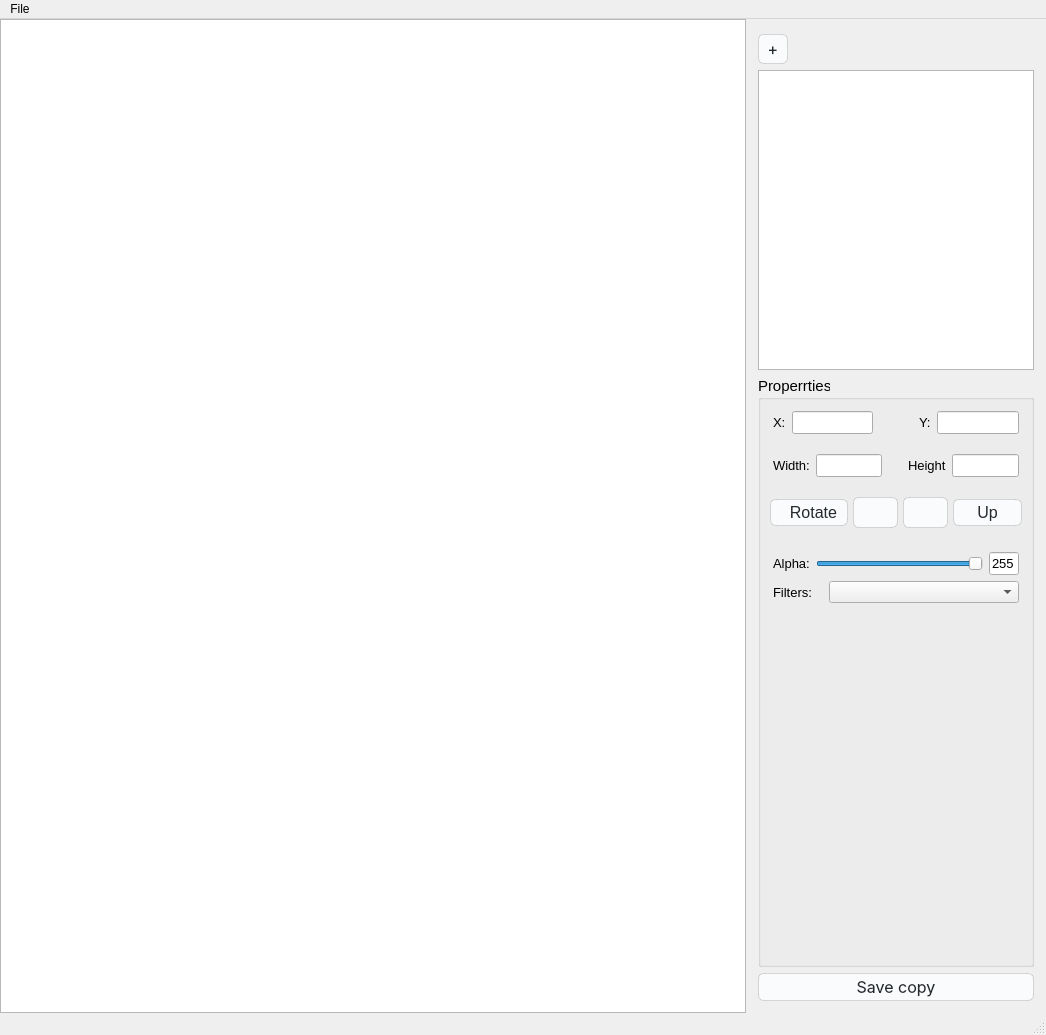
This is photo_editor/photo_editor_window.ui in SevaMisiul/photo_editor as Qt 5 draws it before an edit. The edited form follows.
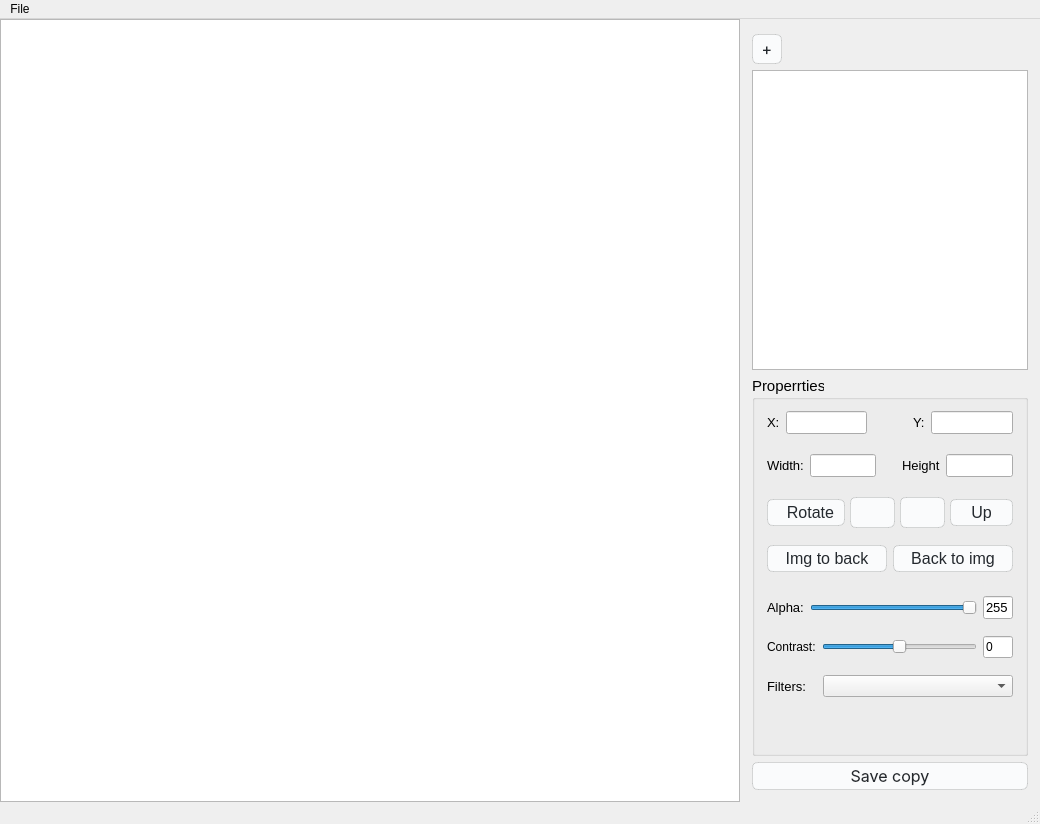
This is the edited form. Icons and pictures are not drawn. Custom widgets are drawn as their Qt base class.

```diff
--- a/photo_editor/photo_editor_window.ui
+++ b/photo_editor/photo_editor_window.ui
@@ -6,8 +6,8 @@
    <rect>
     <x>0</x>
     <y>0</y>
-    <width>1046</width>
-    <height>1035</height>
+    <width>1040</width>
+    <height>824</height>
    </rect>
   </property>
   <property name="windowTitle">
@@ -198,6 +198,9 @@
              <bool>true</bool>
             </property>
             <layout class="QHBoxLayout" name="horizontalLayout_7">
+             <property name="spacing">
+              <number>6</number>
+             </property>
              <property name="topMargin">
               <number>5</number>
              </property>
@@ -374,7 +377,7 @@
             <property name="maximumSize">
              <size>
               <width>16777215</width>
-              <height>60</height>
+              <height>16777215</height>
              </size>
             </property>
             <property name="styleSheet">
@@ -386,19 +389,10 @@
             <property name="flat">
              <bool>true</bool>
             </property>
-            <layout class="QHBoxLayout" name="horizontalLayout_9">
-             <property name="spacing">
-              <number>0</number>
-             </property>
-             <property name="leftMargin">
-              <number>6</number>
-             </property>
+            <layout class="QVBoxLayout" name="verticalLayout_4">
              <property name="topMargin">
               <number>5</number>
              </property>
-             <property name="rightMargin">
-              <number>6</number>
-             </property>
              <property name="bottomMargin">
               <number>0</number>
              </property>
@@ -479,6 +473,27 @@
                </item>
               </layout>
              </item>
+             <item>
+              <layout class="QHBoxLayout" name="horizontalLayout_9">
+               <property name="topMargin">
+                <number>11</number>
+               </property>
+               <item>
+                <widget class="QPushButton" name="btnImgToBack">
+                 <property name="text">
+                  <string>Img to back</string>
+                 </property>
+                </widget>
+               </item>
+               <item>
+                <widget class="QPushButton" name="btnBackToImg">
+                 <property name="text">
+                  <string>Back to img</string>
+                 </property>
+                </widget>
+               </item>
+              </layout>
+             </item>
             </layout>
            </widget>
           </item>
@@ -547,8 +562,54 @@
                </item>
               </layout>
              </item>
+             <item>
+              <layout class="QHBoxLayout" name="horizontalLayout_12">
+               <property name="topMargin">
+                <number>11</number>
+               </property>
+               <item>
+                <widget class="QLabel" name="lblContrast">
+                 <property name="text">
+                  <string>Contrast:</string>
+                 </property>
+                </widget>
+               </item>
+               <item>
+                <widget class="QSlider" name="sliderContrast">
+                 <property name="minimum">
+                  <number>-100</number>
+                 </property>
+                 <property name="maximum">
+                  <number>100</number>
+                 </property>
+                 <property name="orientation">
+                  <enum>Qt::Horizontal</enum>
+                 </property>
+                </widget>
+               </item>
+               <item>
+                <widget class="QLineEdit" name="edtContrast">
+                 <property name="maximumSize">
+                  <size>
+                   <width>30</width>
+                   <height>16777215</height>
+                  </size>
+                 </property>
+                 <property name="text">
+                  <string>0</string>
+                 </property>
+                 <property name="readOnly">
+                  <bool>true</bool>
+                 </property>
+                </widget>
+               </item>
+              </layout>
+             </item>
              <item>
               <layout class="QHBoxLayout" name="horizontalLayout_11">
+               <property name="topMargin">
+                <number>11</number>
+               </property>
                <item>
                 <widget class="QLabel" name="lbFilters">
                  <property name="maximumSize">
@@ -614,8 +675,8 @@
     <rect>
      <x>0</x>
      <y>0</y>
-     <width>1046</width>
-     <height>21</height>
+     <width>1040</width>
+     <height>22</height>
     </rect>
    </property>
    <widget class="QMenu" name="menuFile">
```
Left out of the diff: 10 changed lines with no effect on the pictures.
